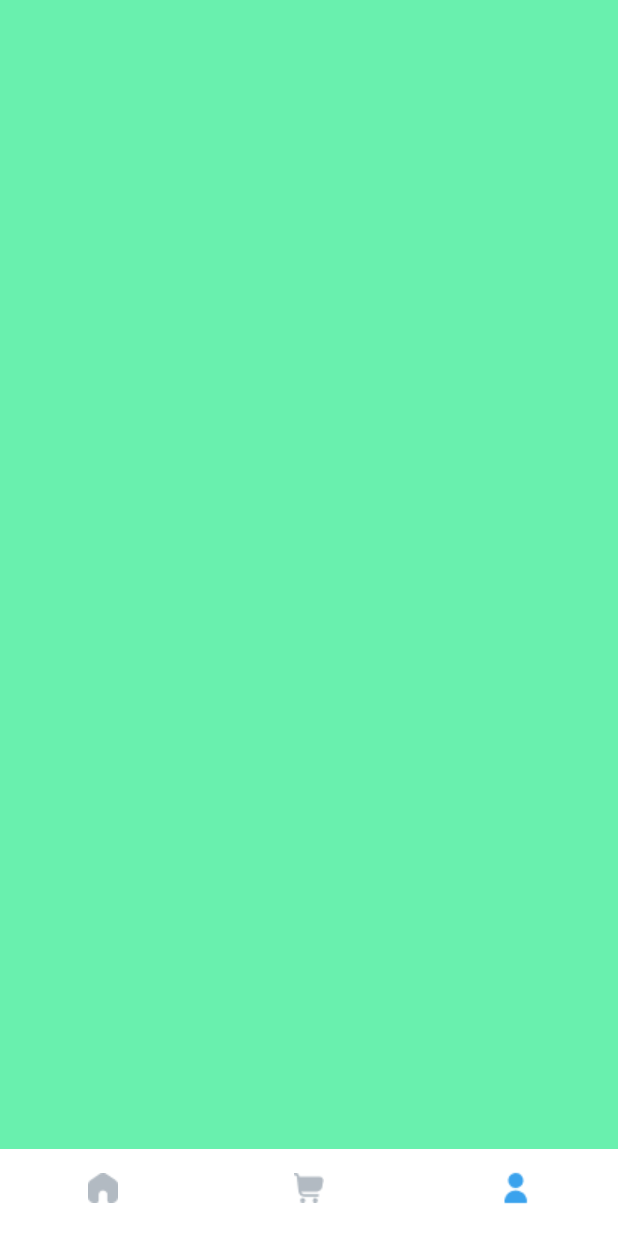
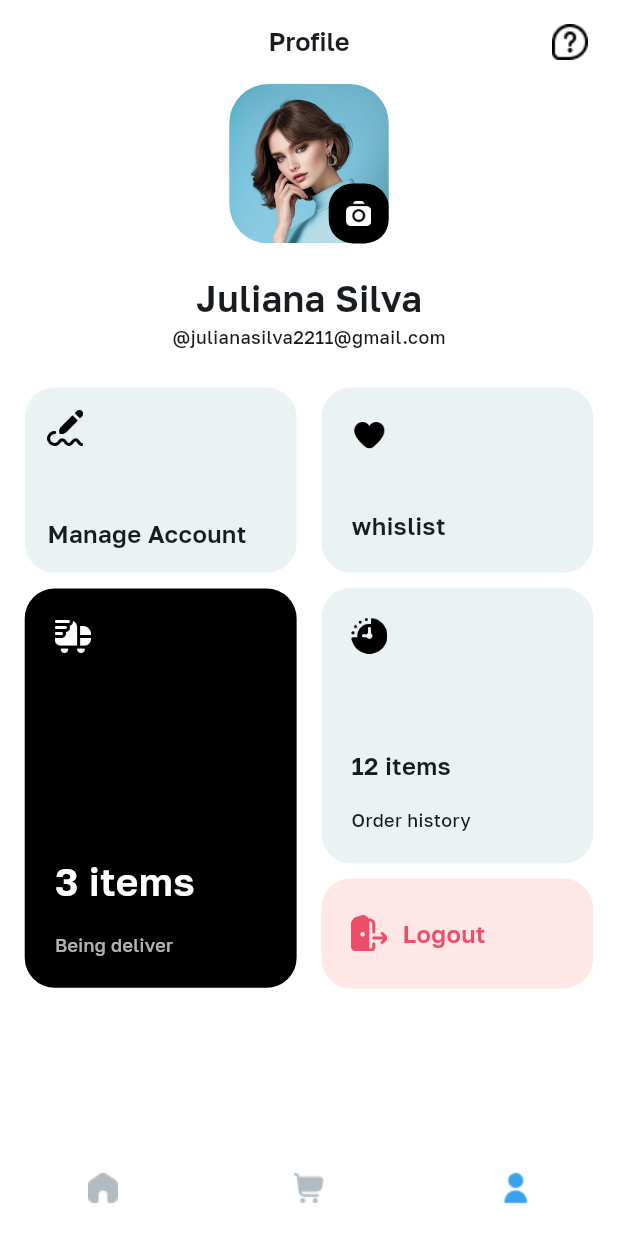
Before and after one commit to YaelAbdissa/Fashion-App-UI, a Flutter app: the screen it shows after launch, item 3 of the bottom bar chosen, on a phone screen of 412 x 824 dp. Run offline on Flutter 3.47's test engine with Material 3 defaults, Android fonts, the phone set to English and light mode, and no system bars; our stand-ins replace country_picker, flutter_otp_text_field.

Commit message:
- add profile screen - modifed in frosted widget

```diff
--- a/lib/screens/home_nav_screen.dart
+++ b/lib/screens/home_nav_screen.dart
@@ -2,6 +2,7 @@ import 'package:flutter/material.dart';
 
 import 'cart_screen.dart';
 import 'home_screen.dart';
+import 'profile_screen.dart';
 
 class HomeNavScreen extends StatefulWidget {
   const HomeNavScreen({super.key});
@@ -16,7 +17,7 @@ class _HomeNavScreenState extends State<HomeNavScreen> {
   final List<Widget> widgetOptions = [
     HomeScreen(),
     CartScreen(),
-    Container(color: Colors.greenAccent),
+    ProfileScreen(),
   ];
 
   void _onItemTapped(int index) {
@@ -28,6 +29,7 @@ class _HomeNavScreenState extends State<HomeNavScreen> {
   @override
   Widget build(BuildContext context) {
     return Scaffold(
+      backgroundColor: Colors.white,
       body: widgetOptions.elementAt(_selectedIndex),
       bottomNavigationBar: BottomNavigationBar(
         showSelectedLabels: false,
--- a/lib/screens/profile_screen.dart
+++ b/lib/screens/profile_screen.dart
@@ -0,0 +1,270 @@
+import 'package:flutter/material.dart';
+
+class ProfileScreen extends StatelessWidget {
+  const ProfileScreen({super.key});
+
+  @override
+  Widget build(BuildContext context) {
+    final size = MediaQuery.of(context).size;
+    return Scaffold(
+      backgroundColor: Colors.white,
+      appBar: AppBar(
+        title: Text(
+          "Profile",
+          style: TextStyle(
+            fontSize: 17,
+            fontWeight: FontWeight.w600,
+          ),
+        ),
+        elevation: 0,
+        backgroundColor: Colors.white,
+        centerTitle: true,
+        actions: [
+          Image.asset("assets/icons/icon_help.png"),
+          SizedBox(
+            width: 20,
+          ),
+        ],
+      ),
+      body: Column(
+        crossAxisAlignment: CrossAxisAlignment.center,
+        children: [
+          // SizedBox(height: 10),
+          Container(
+            alignment: Alignment.center,
+            child: Stack(
+              alignment: AlignmentDirectional.topCenter,
+              children: [
+                Container(
+                  width: size.height * 0.129,
+                  height: size.height * 0.129,
+                  decoration: BoxDecoration(
+                    borderRadius: BorderRadius.circular(26),
+                    image: DecorationImage(
+                      image: AssetImage("assets/images/image_profile.png"),
+                    ),
+                  ),
+                ),
+                Positioned(
+                  bottom: 0,
+                  right: 0,
+                  child: Container(
+                    height: 40,
+                    width: 40,
+                    decoration: BoxDecoration(
+                      color: Colors.black,
+                      borderRadius: BorderRadius.circular(16),
+                    ),
+                    child: IconButton(
+                      onPressed: () {},
+                      icon: Image.asset(
+                        "assets/icons/icon_camera.png",
+                        width: 17,
+                        height: 17,
+                      ),
+                    ),
+                  ),
+                )
+              ],
+            ),
+          ),
+          SizedBox(
+            height: 20,
+          ),
+          Text(
+            "Juliana Silva",
+            style: TextStyle(
+              fontWeight: FontWeight.w600,
+              fontSize: 24,
+              // height: 1.3,
+            ),
+          ),
+          Text(
+            "@julianasilva2211@gmail.com",
+            style: TextStyle(
+              fontWeight: FontWeight.w500,
+              fontSize: 12,
+              // height: 1.3,
+            ),
+          ),
+          SizedBox(
+            height: 25,
+          ),
+          Row(
+            mainAxisAlignment: MainAxisAlignment.spaceEvenly,
+            children: [
+              Container(
+                height: size.height * 0.15,
+                width: size.width * 0.44,
+                decoration: BoxDecoration(
+                  color: Color(0xffEBF2F4),
+                  borderRadius: BorderRadius.circular(20),
+                ),
+                padding: const EdgeInsets.all(15),
+                child: Column(
+                  crossAxisAlignment: CrossAxisAlignment.start,
+                  mainAxisAlignment: MainAxisAlignment.spaceBetween,
+                  children: [
+                    Image.asset("assets/icons/icon_manage_acc.png",
+                        width: 24, height: 24),
+                    Spacer(),
+                    Text(
+                      "Manage Account",
+                      style: TextStyle(
+                        fontWeight: FontWeight.w600,
+                        fontSize: 16,
+                        // height: 1.3,
+                      ),
+                    ),
+                  ],
+                ),
+              ),
+              Container(
+                height: size.height * 0.15,
+                width: size.width * 0.44,
+                decoration: BoxDecoration(
+                  color: Color(0xffEBF2F4),
+                  borderRadius: BorderRadius.circular(20),
+                ),
+                padding: const EdgeInsets.all(20),
+                child: Column(
+                  crossAxisAlignment: CrossAxisAlignment.start,
+                  mainAxisAlignment: MainAxisAlignment.spaceBetween,
+                  children: [
+                    Image.asset("assets/icons/icon_heart.png",
+                        width: 24, height: 24),
+                    Spacer(),
+                    Text(
+                      "whislist",
+                      style: TextStyle(
+                        fontWeight: FontWeight.w600,
+                        fontSize: 16,
+                      ),
+                    ),
+                  ],
+                ),
+              )
+            ],
+          ),
+          SizedBox(
+            height: 10,
+          ),
+          Row(
+            mainAxisAlignment: MainAxisAlignment.spaceEvenly,
+            children: [
+              Container(
+                height: size.height * 0.323,
+                width: size.width * 0.44,
+                decoration: BoxDecoration(
+                  color: Colors.black,
+                  borderRadius: BorderRadius.circular(20),
+                ),
+                padding: const EdgeInsets.all(20),
+                child: Column(
+                  crossAxisAlignment: CrossAxisAlignment.start,
+                  mainAxisAlignment: MainAxisAlignment.spaceBetween,
+                  children: [
+                    Image.asset("assets/icons/icon_delivery.png",
+                        width: 24, height: 24),
+                    Spacer(),
+                    Text(
+                      "3 items",
+                      style: TextStyle(
+                        fontWeight: FontWeight.w600,
+                        fontSize: 26,
+                        color: Colors.white,
+                        height: 1.3,
+                      ),
+                    ),
+                    SizedBox(
+                      height: 18,
+                    ),
+                    Text(
+                      "Being deliver",
+                      style: TextStyle(
+                        fontWeight: FontWeight.w500,
+                        fontSize: 12,
+                        height: 1.3,
+                        color: Colors.white.withValues(alpha: 0.7),
+                      ),
+                    ),
+                  ],
+                ),
+              ),
+              Column(
+                children: [
+                  Container(
+                    height: size.height * 0.223,
+                    width: size.width * 0.44,
+                    decoration: BoxDecoration(
+                      color: Color(0xffEBF2F4),
+                      borderRadius: BorderRadius.circular(20),
+                    ),
+                    padding: const EdgeInsets.all(20),
+                    child: Column(
+                      crossAxisAlignment: CrossAxisAlignment.start,
+                      // mainAxisAlignment: MainAxisAlignment.spaceBetween,
+                      children: [
+                        Image.asset("assets/icons/icon_time_quarter.png",
+                            width: 24, height: 24),
+                        Spacer(),
+                        Text(
+                          "12 items",
+                          style: TextStyle(
+                            fontWeight: FontWeight.w600,
+                            fontSize: 16,
+                            height: 1.3,
+                          ),
+                        ),
+                        SizedBox(
+                          height: 18,
+                        ),
+                        Text(
+                          "Order history",
+                          style: TextStyle(
+                            fontWeight: FontWeight.w500,
+                            fontSize: 12,
+                            height: 1.3,
+                          ),
+                        ),
+                      ],
+                    ),
+                  ),
+                  SizedBox(
+                    height: 10,
+                  ),
+                  Container(
+                    height: size.height * 0.089,
+                    width: size.width * 0.44,
+                    decoration: BoxDecoration(
+                      color: Color(0xffFFE7E7),
+                      borderRadius: BorderRadius.circular(20),
+                    ),
+                    padding: const EdgeInsets.all(20),
+                    child: Row(
+                      // crossAxisAlignment: CrossAxisAlignment.start,
+                      // mainAxisAlignment: MainAxisAlignment.spaceEvenly,
+                      children: [
+                        Image.asset("assets/icons/icon_log_out.png",
+                            width: 24, height: 24),
+                        SizedBox(width: 10),
+                        Text(
+                          "Logout",
+                          style: TextStyle(
+                            fontWeight: FontWeight.w600,
+                            fontSize: 16,
+                            color: Color(0xffEC4D69),
+                          ),
+                        ),
+                      ],
+                    ),
+                  )
+                ],
+              )
+            ],
+          )
+        ],
+      ),
+    );
+  }
+}
```
Also changed, not shown: lib/screens/cart_screen.dart (+31 -81 lines), lib/screens/home_screen.dart (+28 -25 lines), lib/widgets/forsted_effect_widget.dart (added, +44 -0 lines), lib/widgets/forstes_effect_widget.dart (deleted, +0 -25 lines), lib/widgets/home_screen_widgets.dart (+13 -30 lines), assets/icons/icon_camera.png (added), assets/icons/icon_delivery.png (added), assets/icons/icon_heart.png (added), assets/icons/icon_help.png (added), assets/icons/icon_log_out.png (added), assets/icons/icon_manage_acc.png (added), assets/icons/icon_time_quarter.png (added), assets/images/image_profile.png (added).
